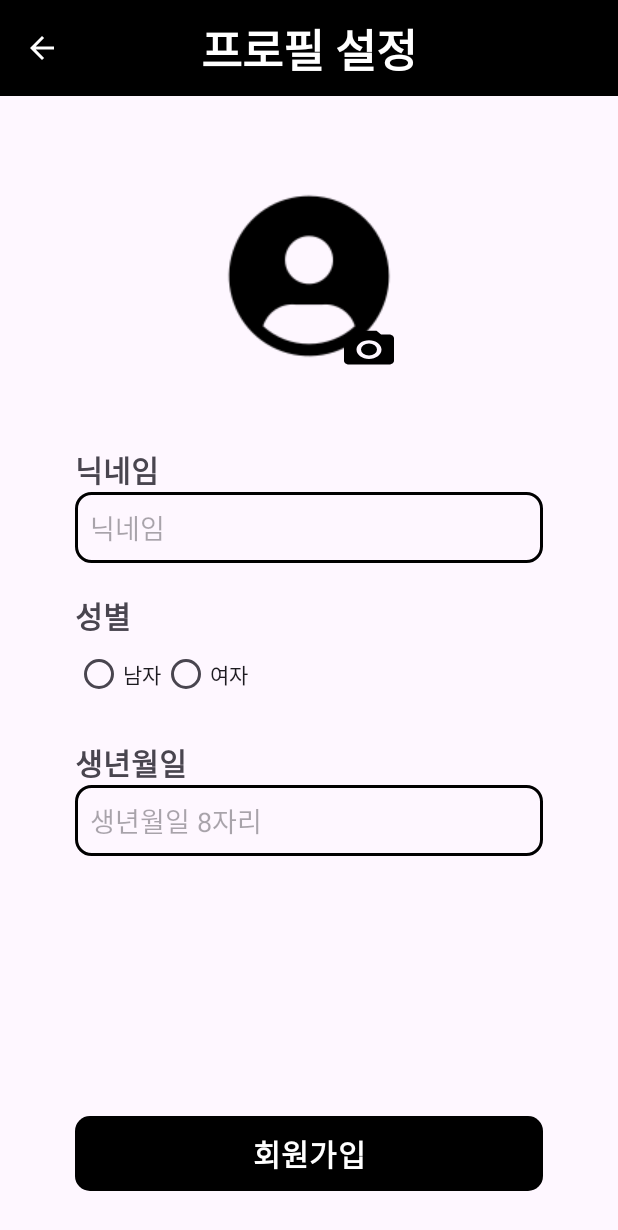
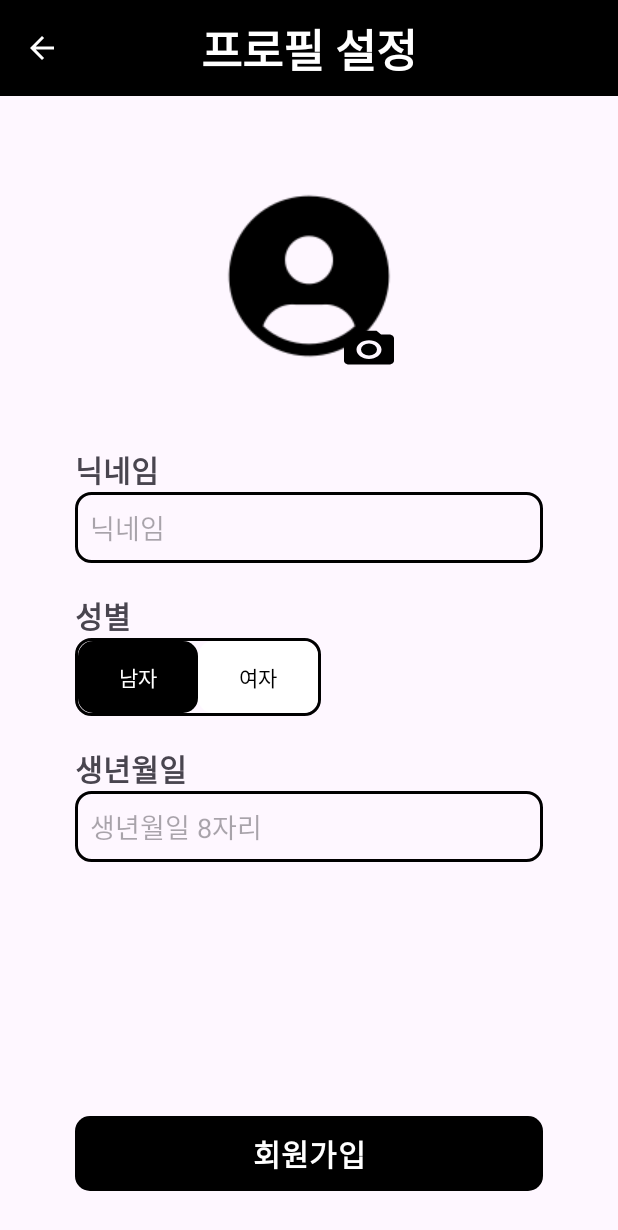
Before and after one commit to silverain364/KESIPlanitAndroid, an Android app: the ProfileSettingsActivity screen opened directly, with no data from a screen before it, on a phone screen of 412 x 824 dp. Shown: the top 1230 px of the screen. Run offline under Robolectric (Android 15) with nearby library versions, the phone set to English and light mode, and no system bars.

Commit message:
라디오그룹 및 라디오버튼 디자인 변경

```diff
--- /dev/null
+++ b/app/src/main/res/drawable/radio_button.xml
@@ -0,0 +1,15 @@
+<?xml version="1.0" encoding="utf-8"?>
+<selector xmlns:android="http://schemas.android.com/apk/res/android">
+    <item android:state_checked="true">
+        <shape android:shape="rectangle">
+            <corners android:radius="10dp"/>
+            <solid android:color="#000000" />
+        </shape>
+    </item>
+    <item android:state_checked="false">
+        <shape android:shape="rectangle">
+            <corners android:radius="10dp"/>
+            <solid android:color="#FFFFFF" />
+        </shape>
+    </item>
+</selector>
--- /dev/null
+++ b/app/src/main/res/drawable/radio_button_text.xml
@@ -0,0 +1,5 @@
+<?xml version="1.0" encoding="utf-8"?>
+<selector xmlns:android="http://schemas.android.com/apk/res/android">
+    <item android:state_checked="true" android:color="#FFFFFF"/>
+    <item android:state_checked="false" android:color="#000000"/>
+</selector>
--- /dev/null
+++ b/app/src/main/res/drawable/radio_group_background.xml
@@ -0,0 +1,10 @@
+<?xml version="1.0" encoding="utf-8"?>
+<shape xmlns:android="http://schemas.android.com/apk/res/android">
+    <corners android:radius="10dp"/>
+    <stroke android:color="@color/mainColor"
+            android:width="2dp"/>
+    <padding android:top="2dp"
+             android:bottom="2dp"
+             android:left="2dp"
+             android:right="2dp"/>
+</shape>
--- a/app/src/main/res/layout/activity_profile_settings.xml
+++ b/app/src/main/res/layout/activity_profile_settings.xml
@@ -92,20 +92,30 @@
         android:layout_width="wrap_content"
         android:layout_height="wrap_content"
         android:orientation="horizontal"
+        android:background="@drawable/radio_group_background"
         app:layout_constraintStart_toStartOf="@+id/tvGender"
         app:layout_constraintTop_toBottomOf="@+id/tvGender">
 
         <RadioButton
             android:id="@+id/rbMen"
-            android:layout_width="wrap_content"
+            android:layout_width="80dp"
             android:layout_height="wrap_content"
-            android:text="남자" />
+            android:text="남자"
+            android:checked="true"
+            android:textAlignment="center"
+            android:background="@drawable/radio_button"
+            android:textColor="@drawable/radio_button_text"
+            android:button="@null"/>
 
         <RadioButton
             android:id="@+id/rbWomen"
-            android:layout_width="wrap_content"
+            android:layout_width="80dp"
             android:layout_height="wrap_content"
-            android:text="여자" />
+            android:text="여자"
+            android:textAlignment="center"
+            android:background="@drawable/radio_button"
+            android:textColor="@drawable/radio_button_text"
+            android:button="@null"/>
     </RadioGroup>
 
     <TextView
```
